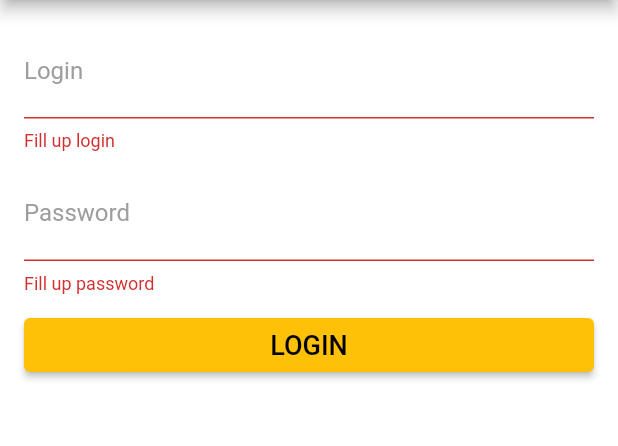
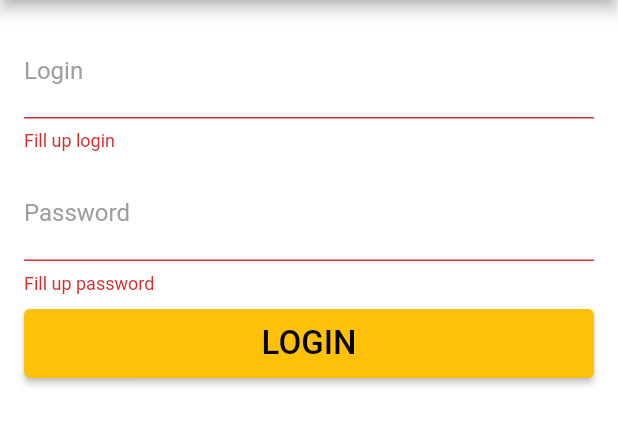
Before and after one commit to cesarazevedocmd/flutter-cars, a Flutter app: the screen it shows after launch, after a tap on "LOGIN", on a phone screen of 412 x 824 dp, the part 84-530 px from its top. Run offline on Flutter 3.47's test engine with Material 2 defaults, Android fonts, the phone set to English and light mode, and no system bars.

```diff
--- a/lib/pages/login_page.dart
+++ b/lib/pages/login_page.dart
@@ -12,6 +12,8 @@ class LoginPage extends StatefulWidget {
 }
 
 class _LoginPageState extends State<LoginPage> {
+  bool _showLoading = false;
+
   final _formKey = GlobalKey<FormState>();
 
   final _loginEditingController = TextEditingController();
@@ -40,18 +42,20 @@ class _LoginPageState extends State<LoginPage> {
               inputAction: TextInputAction.done,
               hideText: true),
           _verticalSpace(10),
-          _buttonLogin()
+          _buttonLogin(showLoading: _showLoading)
         ],
       ),
     );
   }
 
-  ElevatedButton _buttonLogin() {
-    return ElevatedButton(
-      onPressed: _onClickLogin,
-      child: Text(
-        "LOGIN",
-        style: TextStyle(fontSize: 18),
+  _buttonLogin({bool showLoading = false}) {
+    return Container(
+      height: 46,
+      child: ElevatedButton(
+        onPressed: _onClickLogin,
+        child: showLoading
+            ? Center(child: CircularProgressIndicator(valueColor: AlwaysStoppedAnimation(Colors.black)))
+            : Text("LOGIN", style: TextStyle(fontSize: 22, color: Colors.black)),
       ),
     );
   }
@@ -62,7 +66,9 @@ class _LoginPageState extends State<LoginPage> {
     var login = _loginEditingController.text;
     var password = _passwordEditingController.text;
 
-    print("Login: $login => Password: $password");
+    setState(() {
+      _showLoading = true;
+    });
 
     ApiResponse apiResponse = await LoginApi.login(login, password);
 
@@ -72,6 +78,10 @@ class _LoginPageState extends State<LoginPage> {
     } else {
       alert(context, apiResponse.error);
     }
+
+    setState(() {
+      _showLoading = false;
+    });
   }
 
   SizedBox _verticalSpace(double value) => SizedBox(height: value);
```
